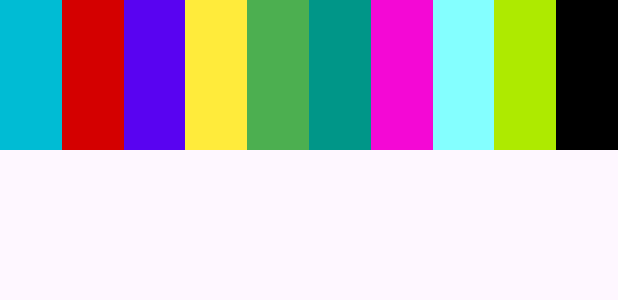
After one commit to ahsannaeem150/AADTest, an Android app: the layout home_page.xml on its own in the app's theme, with its tools: preview values and no code run, on a phone screen of 412 x 824 dp. The commit adds this screen. Shown: the top 300 px of the screen. Run offline under Robolectric (Android 15) with nearby library versions, the phone set to English and light mode, and no system bars.

Commit message:
Designed front-end Layout

```diff
--- a/app/src/main/java/com/example/apdlab1/MainActivity.kt
+++ b/app/src/main/java/com/example/apdlab1/MainActivity.kt
@@ -6,6 +6,6 @@
 class MainActivity : AppCompatActivity() {
     override fun onCreate(savedInstanceState: Bundle?) {
         super.onCreate(savedInstanceState)
-        setContentView(R.layout.activity_main)
+        setContentView(R.layout.home_page)
     }
 }
--- a/app/src/main/res/layout/activity_main.xml
+++ b/app/src/main/res/layout/activity_main.xml
@@ -10,9 +10,20 @@
         android:layout_width="wrap_content"
         android:layout_height="wrap_content"
         android:text="Hello World!"
+        android:id="@+id/text"
+        android:textSize="100px"
         app:layout_constraintBottom_toBottomOf="parent"
         app:layout_constraintEnd_toEndOf="parent"
         app:layout_constraintStart_toStartOf="parent"
         app:layout_constraintTop_toTopOf="parent" />
+    <Button
+        android:layout_width="200dp"
+        android:layout_height="45dp"
+
+        app:layout_constraintStart_toStartOf="parent"
+        app:layout_constraintEnd_toEndOf="parent"
+        android:layout_marginTop="20px"
+        app:layout_constraintTop_toBottomOf="@+id/text"
+        />
 
 </androidx.constraintlayout.widget.ConstraintLayout>
--- /dev/null
+++ b/app/src/main/res/layout/home_page.xml
@@ -0,0 +1,108 @@
+<?xml version="1.0" encoding="utf-8"?>
+<androidx.constraintlayout.widget.ConstraintLayout
+    xmlns:android="http://schemas.android.com/apk/res/android"
+    android:layout_width="match_parent"
+    android:layout_height="match_parent"
+    xmlns:app="http://schemas.android.com/apk/res-auto">
+    <androidx.constraintlayout.widget.ConstraintLayout
+        android:layout_width="0dp"
+        android:layout_height="100dp"
+        app:layout_constraintStart_toStartOf="parent"
+        app:layout_constraintTop_toTopOf="parent"
+        android:id="@+id/first"
+        app:layout_constraintEnd_toStartOf="@+id/second"
+        android:background="#00BCD4"
+        >
+    </androidx.constraintlayout.widget.ConstraintLayout>
+    <androidx.constraintlayout.widget.ConstraintLayout
+        android:layout_width="0dp"
+        android:layout_height="100dp"
+        app:layout_constraintEnd_toStartOf="@+id/third"
+        app:layout_constraintTop_toTopOf="parent"
+        app:layout_constraintStart_toEndOf="@+id/first"
+        android:id="@+id/second"
+        android:background="#D40000"
+        >
+    </androidx.constraintlayout.widget.ConstraintLayout>
+    <androidx.constraintlayout.widget.ConstraintLayout
+        android:layout_width="0dp"
+        android:layout_height="100dp"
+        app:layout_constraintEnd_toStartOf="@+id/fourth"
+        app:layout_constraintTop_toTopOf="parent"
+        app:layout_constraintStart_toEndOf="@+id/second"
+        android:id="@+id/third"
+        android:background="#5903F1"
+        >
+    </androidx.constraintlayout.widget.ConstraintLayout>
+    <androidx.constraintlayout.widget.ConstraintLayout
+        android:layout_width="0dp"
+        android:layout_height="100dp"
+        app:layout_constraintEnd_toStartOf="@+id/fifth"
+        app:layout_constraintTop_toTopOf="parent"
+        app:layout_constraintStart_toEndOf="@+id/third"
+        android:id="@+id/fourth"
+        android:background="#FFEB3B"
+        >
+    </androidx.constraintlayout.widget.ConstraintLayout>
+    <androidx.constraintlayout.widget.ConstraintLayout
+        android:layout_width="0dp"
+        android:layout_height="100dp"
+        app:layout_constraintEnd_toStartOf="@+id/sixth"
+        app:layout_constraintTop_toTopOf="parent"
+        app:layout_constraintStart_toEndOf="@+id/fourth"
+        android:id="@+id/fifth"
+        android:background="#4CAF50"
+        >
+    </androidx.constraintlayout.widget.ConstraintLayout>
+    <androidx.constraintlayout.widget.ConstraintLayout
+        android:layout_width="0dp"
+        android:layout_height="100dp"
+        app:layout_constraintEnd_toStartOf="@+id/seventh"
+        app:layout_constraintTop_toTopOf="parent"
+        app:layout_constraintStart_toEndOf="@+id/fifth"
+        android:id="@+id/sixth"
+        android:background="#009688"
+        >
+    </androidx.constraintlayout.widget.ConstraintLayout>
+    <androidx.constraintlayout.widget.ConstraintLayout
+        android:layout_width="0dp"
+        android:layout_height="100dp"
+        android:id="@+id/seventh"
+        app:layout_constraintEnd_toStartOf="@+id/eighth"
+        app:layout_constraintTop_toTopOf="parent"
+        app:layout_constraintStart_toEndOf="@+id/sixth"
+        android:background="#F408D5"
+        >
+    </androidx.constraintlayout.widget.ConstraintLayout>
+    <androidx.constraintlayout.widget.ConstraintLayout
+        android:layout_width="0dp"
+        android:layout_height="100dp"
+        android:id="@+id/eighth"
+        app:layout_constraintEnd_toStartOf="@+id/ninth"
+        app:layout_constraintTop_toTopOf="parent"
+        app:layout_constraintStart_toEndOf="@+id/seventh"
+        android:background="#84FFFF"
+        >
+    </androidx.constraintlayout.widget.ConstraintLayout>
+    <androidx.constraintlayout.widget.ConstraintLayout
+        android:layout_width="0dp"
+        android:layout_height="100dp"
+        android:id="@+id/ninth"
+        app:layout_constraintEnd_toStartOf="@+id/tenth"
+        app:layout_constraintTop_toTopOf="parent"
+        app:layout_constraintStart_toEndOf="@+id/eighth"
+        android:background="#AEEA00"
+        >
+    </androidx.constraintlayout.widget.ConstraintLayout>
+    <androidx.constraintlayout.widget.ConstraintLayout
+        android:layout_width="0dp"
+        android:layout_height="100dp"
+        android:id="@+id/tenth"
+        app:layout_constraintEnd_toEndOf="parent"
+        app:layout_constraintStart_toEndOf="@+id/ninth"
+        app:layout_constraintTop_toTopOf="parent"
+        android:background="@color/black"
+        >
+    </androidx.constraintlayout.widget.ConstraintLayout>
+
+</androidx.constraintlayout.widget.ConstraintLayout>
```
